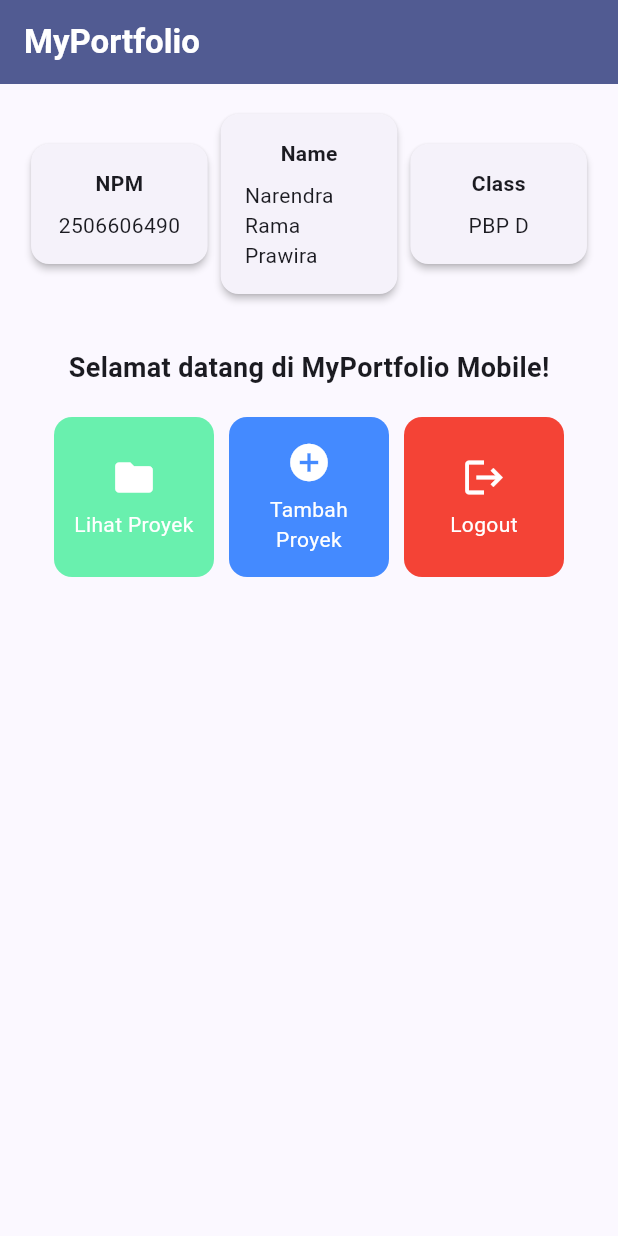
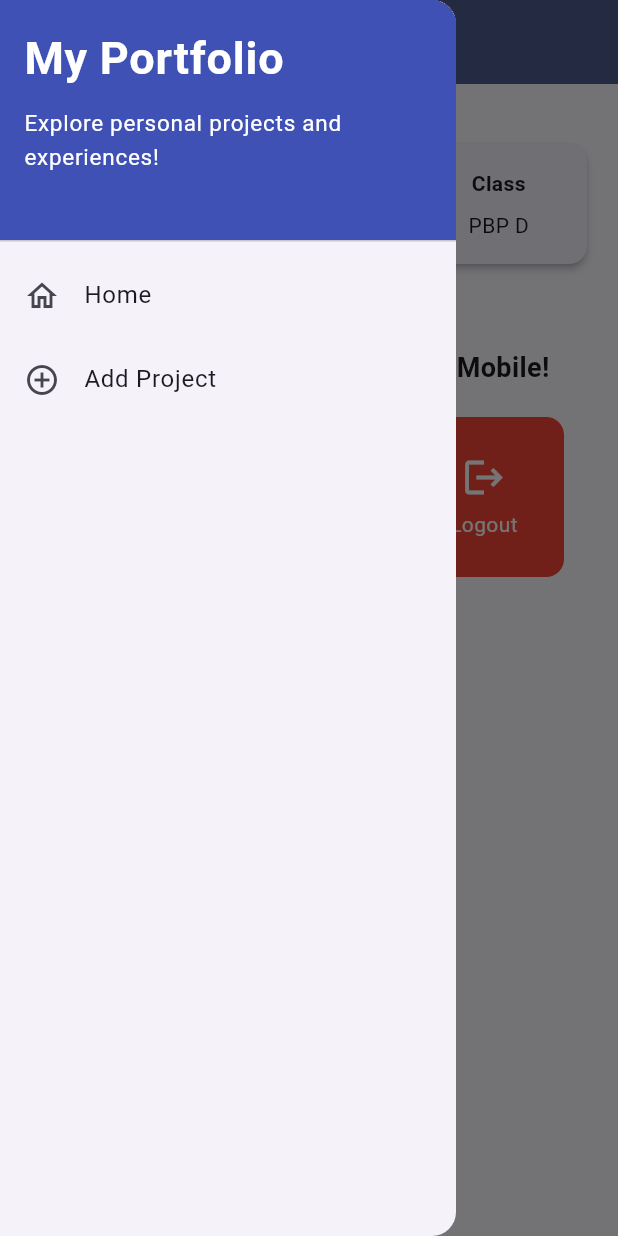
Before and after one commit to gingabvx/myportofolio_mobile, a Flutter app: the screen it shows after launch, with the side drawer open (before the commit the screen has no drawer), on a phone screen of 412 x 824 dp. Run offline on Flutter 3.47's test engine with Material 3 defaults, Android fonts, the phone set to English and light mode, and no system bars; our stand-ins replace material_ui.

Commit message:
feat: Finishing Tutorial 9

```diff
--- a/lib/main.dart
+++ b/lib/main.dart
@@ -1,5 +1,5 @@
-import 'package:flutter/material.dart';
-import 'package:myportofolio_mobile/menu.dart';
+import 'package:material_ui/material_ui.dart';
+import 'package:myportofolio_mobile/screens/menu.dart';
 
 void main() {
   runApp(const MyApp());
--- a/lib/menu.dart
+++ b/lib/screens/menu.dart
@@ -1,4 +1,6 @@
-import 'package:flutter/material.dart';
+import 'package:material_ui/material_ui.dart';
+import 'package:myportofolio_mobile/widgets/left_drawer.dart';
+import 'package:myportofolio_mobile/widgets/project_card.dart';
 
 class MyHomePage extends StatelessWidget {
   MyHomePage({super.key});
@@ -27,7 +29,9 @@ class MyHomePage extends StatelessWidget {
           ),
         ),
         backgroundColor: Theme.of(context).colorScheme.primary,
+        iconTheme: const IconThemeData(color: Colors.white),
       ),
+      drawer: const LeftDrawer(),
       // Body halaman utama dengan padding di sekelilingnya.
       body: Padding(
         padding: const EdgeInsets.all(16.0),
@@ -123,50 +127,3 @@ class ItemHomepage {
 
   ItemHomepage(this.name, this.icon, this.color);
 }
-
-class ItemCard extends StatelessWidget {
-  final ItemHomepage item;
-
-  const ItemCard(this.item, {super.key});
-
-  @override
-  Widget build(BuildContext context) {
-    return Material(
-      // Menggunakan warna sekunder dari skema tema aplikasi.
-      color: item.color,
-      borderRadius: BorderRadius.circular(12),
-      child: InkWell(
-        // Aksi ketika kartu ditekan oleh pengguna.
-        onTap: () {
-          // Menampilkan SnackBar dengan pesan interaktif.
-          ScaffoldMessenger.of(context)
-            ..hideCurrentSnackBar()
-            ..showSnackBar(
-              SnackBar(content: Text("Kamu telah menekan tombol ${item.name}!"))
-            );
-        },
-        child: Container(
-          padding: const EdgeInsets.all(8),
-          child: Center(
-            child: Column(
-              mainAxisAlignment: MainAxisAlignment.center,
-              children: [
-                Icon(
-                  item.icon,
-                  color: Colors.white,
-                  size: 30.0,
-                ),
-                const Padding(padding: EdgeInsets.all(3)),
-                Text(
-                  item.name,
-                  textAlign: TextAlign.center,
-                  style: const TextStyle(color: Colors.white),
-                ),
-              ],
-            ),
-          ),
-        ),
-      ),
-    );
-  }
-}
--- /dev/null
+++ b/lib/widgets/left_drawer.dart
@@ -0,0 +1,69 @@
+import 'package:myportofolio_mobile/screens/menu.dart';
+import 'package:myportofolio_mobile/screens/project_form.dart';
+import 'package:material_ui/material_ui.dart';
+
+class LeftDrawer extends StatelessWidget {
+  const LeftDrawer({super.key});
+
+  @override
+  Widget build(BuildContext context) {
+    return Drawer(
+      child: ListView(
+        children: [
+          const DrawerHeader(
+            decoration: BoxDecoration(
+              color: Colors.indigo,
+            ),
+            child: Column(
+              crossAxisAlignment: CrossAxisAlignment.start,
+              children: [
+                Text(
+                  'My Portfolio',
+                  style: TextStyle(
+                    fontSize: 30,
+                    fontWeight: FontWeight.bold,
+                    color: Colors.white,
+                  ),
+                ),
+                SizedBox(height: 10),
+                Text(
+                  'Explore personal projects and experiences!',
+                  style: TextStyle(
+                    fontSize: 15,
+                    color: Colors.white,
+                  ),
+                ),
+              ],
+            ),
+          ),
+          ListTile(
+            leading: const Icon(Icons.home_outlined),
+            title: const Text('Home'),
+            // Navigasi ke halaman utama portofolio
+            onTap: () {
+              Navigator.pushReplacement(
+                context,
+                MaterialPageRoute(
+                  builder: (context) => MyHomePage(),
+                ),
+              );
+            },
+          ),
+          ListTile(
+            leading: const Icon(Icons.add_circle_outline),
+            title: const Text('Add Project'),
+            // Navigasi ke halaman tambah proyek
+            onTap: () {
+              Navigator.pushReplacement(
+                context,
+                MaterialPageRoute(
+                  builder: (context) => const ProjectFormPage(),
+                ),
+              );
+            },
+          ),
+        ],
+      ),
+    );
+  }
+}
--- /dev/null
+++ b/lib/widgets/project_card.dart
@@ -0,0 +1,60 @@
+import 'package:material_ui/material_ui.dart';
+import 'package:myportofolio_mobile/screens/menu.dart';
+import 'package:myportofolio_mobile/screens/project_form.dart';
+
+class ItemCard extends StatelessWidget {
+  final ItemHomepage item;
+
+  const ItemCard(this.item, {super.key});
+
+  @override
+  Widget build(BuildContext context) {
+    return Material(
+      // Menggunakan warna sekunder dari skema tema aplikasi.
+      color: item.color,
+      borderRadius: BorderRadius.circular(12),
+      child: InkWell(
+        // Aksi ketika kartu ditekan oleh pengguna.
+        onTap: () {
+          // Menampilkan SnackBar dengan pesan interaktif.
+          ScaffoldMessenger.of(context)
+            ..hideCurrentSnackBar()
+            ..showSnackBar(
+              SnackBar(content: Text("Kamu telah menekan tombol ${item.name}!"))
+            );
+
+          // Navigasi ke halaman yang sesuai dengan tombol yang ditekan.
+          if (item.name == "Tambah Proyek") {
+            Navigator.push(
+              context,
+              MaterialPageRoute(
+                builder: (context) => const ProjectFormPage(),
+              ),
+            );
+          }
+        },
+        child: Container(
+          padding: const EdgeInsets.all(8),
+          child: Center(
+            child: Column(
+              mainAxisAlignment: MainAxisAlignment.center,
+              children: [
+                Icon(
+                  item.icon,
+                  color: Colors.white,
+                  size: 30.0,
+                ),
+                const Padding(padding: EdgeInsets.all(3)),
+                Text(
+                  item.name,
+                  textAlign: TextAlign.center,
+                  style: const TextStyle(color: Colors.white),
+                ),
+              ],
+            ),
+          ),
+        ),
+      ),
+    );
+  }
+}
--- a/pubspec.yaml
+++ b/pubspec.yaml
@@ -34,6 +34,7 @@ dependencies:
   # The following adds the Cupertino Icons font to your application.
   # Use with the CupertinoIcons class for iOS style icons.
   cupertino_icons: ^1.0.8
+  material_ui: ^1.11.1
 
 dev_dependencies:
   flutter_test:
```
Also changed, not shown: lib/screens/project_form.dart (added, +219 -0 lines), pubspec.lock.
